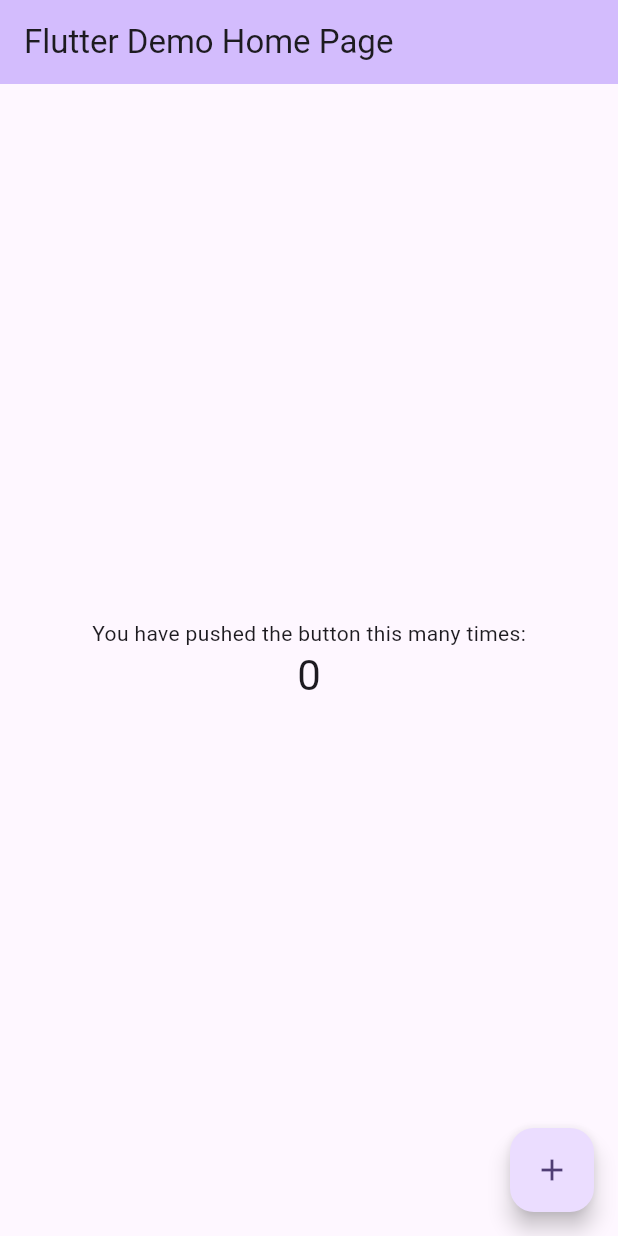
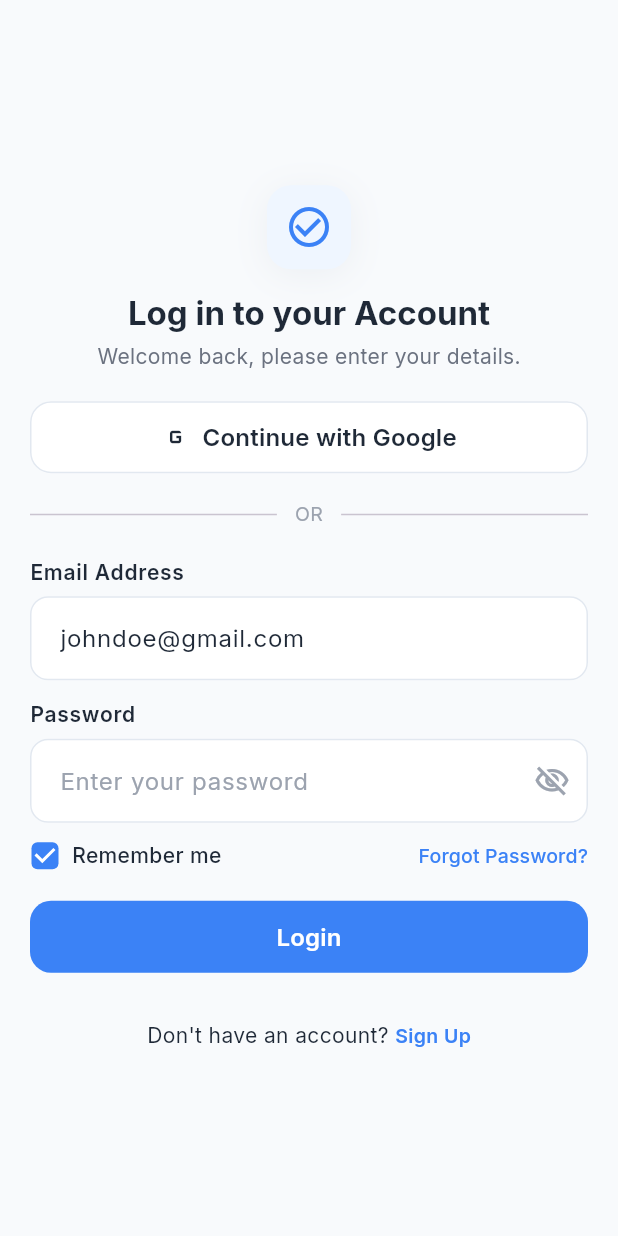
Before and after one commit to Musama987/quit_habit, a Flutter app: the screen it shows after launch, on a phone screen of 412 x 824 dp. Run offline on Flutter 3.47's test engine with Material 3 defaults, Android fonts, the phone set to English and light mode, and no system bars; our stand-ins replace google_fonts; network calls fail.

Commit message:
Implement login and registration screens; remove default counter app components

```diff
--- a/lib/main.dart
+++ b/lib/main.dart
@@ -1,4 +1,6 @@
 import 'package:flutter/material.dart';
+import 'package:quit_habit/screens/auth/login/login.dart';
+import 'package:quit_habit/utils/app_theme.dart';
 
 void main() {
   runApp(const MyApp());
@@ -7,116 +9,18 @@ void main() {
 class MyApp extends StatelessWidget {
   const MyApp({super.key});
 
-  // This widget is the root of your application.
   @override
   Widget build(BuildContext context) {
     return MaterialApp(
-      title: 'Flutter Demo',
-      theme: ThemeData(
-        // This is the theme of your application.
-        //
-        // TRY THIS: Try running your application with "flutter run". You'll see
-        // the application has a purple toolbar. Then, without quitting the app,
-        // try changing the seedColor in the colorScheme below to Colors.green
-        // and then invoke "hot reload" (save your changes or press the "hot
-        // reload" button in a Flutter-supported IDE, or press "r" if you used
-        // the command line to start the app).
-        //
-        // Notice that the counter didn't reset back to zero; the application
-        // state is not lost during the reload. To reset the state, use hot
-        // restart instead.
-        //
-        // This works for code too, not just values: Most code changes can be
-        // tested with just a hot reload.
-        colorScheme: .fromSeed(seedColor: Colors.deepPurple),
-      ),
-      home: const MyHomePage(title: 'Flutter Demo Home Page'),
+      title: 'Quit Habit',
+      // Apply the custom light theme
+      theme: AppTheme.lightTheme,
+      debugShowCheckedModeBanner: false,
+      // Setting the LoginScreen as the home widget
+      home: const LoginScreen(),
     );
   }
 }
 
-class MyHomePage extends StatefulWidget {
-  const MyHomePage({super.key, required this.title});
-
-  // This widget is the home page of your application. It is stateful, meaning
-  // that it has a State object (defined below) that contains fields that affect
-  // how it looks.
-
-  // This class is the configuration for the state. It holds the values (in this
-  // case the title) provided by the parent (in this case the App widget) and
-  // used by the build method of the State. Fields in a Widget subclass are
-  // always marked "final".
-
-  final String title;
-
-  @override
-  State<MyHomePage> createState() => _MyHomePageState();
-}
-
-class _MyHomePageState extends State<MyHomePage> {
-  int _counter = 0;
-
-  void _incrementCounter() {
-    setState(() {
-      // This call to setState tells the Flutter framework that something has
-      // changed in this State, which causes it to rerun the build method below
-      // so that the display can reflect the updated values. If we changed
-      // _counter without calling setState(), then the build method would not be
-      // called again, and so nothing would appear to happen.
-      _counter++;
-    });
-  }
-
-  @override
-  Widget build(BuildContext context) {
-    // This method is rerun every time setState is called, for instance as done
-    // by the _incrementCounter method above.
-    //
-    // The Flutter framework has been optimized to make rerunning build methods
-    // fast, so that you can just rebuild anything that needs updating rather
-    // than having to individually change instances of widgets.
-    return Scaffold(
-      appBar: AppBar(
-        // TRY THIS: Try changing the color here to a specific color (to
-        // Colors.amber, perhaps?) and trigger a hot reload to see the AppBar
-        // change color while the other colors stay the same.
-        backgroundColor: Theme.of(context).colorScheme.inversePrimary,
-        // Here we take the value from the MyHomePage object that was created by
-        // the App.build method, and use it to set our appbar title.
-        title: Text(widget.title),
-      ),
-      body: Center(
-        // Center is a layout widget. It takes a single child and positions it
-        // in the middle of the parent.
-        child: Column(
-          // Column is also a layout widget. It takes a list of children and
-          // arranges them vertically. By default, it sizes itself to fit its
-          // children horizontally, and tries to be as tall as its parent.
-          //
-          // Column has various properties to control how it sizes itself and
-          // how it positions its children. Here we use mainAxisAlignment to
-          // center the children vertically; the main axis here is the vertical
-          // axis because Columns are vertical (the cross axis would be
-          // horizontal).
-          //
-          // TRY THIS: Invoke "debug painting" (choose the "Toggle Debug Paint"
-          // action in the IDE, or press "p" in the console), to see the
-          // wireframe for each widget.
-          mainAxisAlignment: .center,
-          children: [
-            const Text('You have pushed the button this many times:'),
-            Text(
-              '$_counter',
-              style: Theme.of(context).textTheme.headlineMedium,
-            ),
-          ],
-        ),
-      ),
-      floatingActionButton: FloatingActionButton(
-        onPressed: _incrementCounter,
-        tooltip: 'Increment',
-        child: const Icon(Icons.add),
-      ),
-    );
-  }
-}
+// Removing MyHomePage and _MyHomePageState as they are the default counter app components
+// and are no longer relevant for the new functionality.
--- /dev/null
+++ b/lib/screens/auth/login/login.dart
@@ -0,0 +1,299 @@
+import 'package:flutter/material.dart';
+import 'package:google_fonts/google_fonts.dart';
+import 'package:quit_habit/screens/auth/register/register.dart';
+import 'package:quit_habit/utils/app_colors.dart';
+
+
+// Helper custom widget for input field labels
+class _InputFieldLabel extends StatelessWidget {
+  const _InputFieldLabel({required this.text});
+  final String text;
+
+  @override
+  Widget build(BuildContext context) {
+    return Align(
+      alignment: Alignment.centerLeft,
+      child: Text(
+        text,
+        style: Theme.of(context).textTheme.bodyLarge?.copyWith(
+              color: AppColors.textPrimary,
+              fontWeight: FontWeight.w600,
+              fontSize: 14,
+            ),
+      ),
+    );
+  }
+}
+
+class LoginScreen extends StatefulWidget {
+  const LoginScreen({super.key});
+
+  @override
+  State<LoginScreen> createState() => _LoginScreenState();
+}
+
+class _LoginScreenState extends State<LoginScreen> {
+  bool _rememberMe = true;
+  bool _isPasswordVisible = false;
+  final TextEditingController _passwordController = TextEditingController();
+
+  @override
+  void dispose() {
+    _passwordController.dispose();
+    super.dispose();
+  }
+
+  @override
+  Widget build(BuildContext context) {
+    return Scaffold(
+      backgroundColor: AppColors.backgroundLight,
+      // <-- Wrap the whole screen body with GestureDetector to unfocus on tap
+      body: GestureDetector(
+        behavior: HitTestBehavior.opaque,
+        onTap: () {
+          FocusScope.of(context).unfocus();
+        },
+        child: SizedBox.expand(
+          child: Center(
+            child: SingleChildScrollView(
+              padding: const EdgeInsets.symmetric(horizontal: 20.0, vertical: 12.0),
+              child: Column(
+                mainAxisAlignment: MainAxisAlignment.center,
+                children: [
+                // --- 1. App Icon / Logo ---
+                Container(
+                  width: 56,
+                  height: 56,
+                  decoration: BoxDecoration(
+                    color: AppColors.primaryLight,
+                    borderRadius: BorderRadius.circular(16),
+                    boxShadow: [AppColors.softShadow],
+                  ),
+                  child: Center(
+                    child: Icon(
+                      Icons.check_circle_outline,
+                      color: AppColors.primary,
+                      size: 32,
+                    ),
+                  ),
+                ),
+                const SizedBox(height: 16),
+
+                // --- 2. Title and Subtitle ---
+                Text(
+                  'Log in to your Account',
+                  style: Theme.of(context).textTheme.displayMedium?.copyWith(
+                        color: AppColors.textPrimary,
+                        fontSize: 22,
+                      ),
+                ),
+                const SizedBox(height: 6),
+                Text(
+                  'Welcome back, please enter your details.',
+                  style: Theme.of(context).textTheme.bodyMedium?.copyWith(
+                        color: AppColors.textSecondary,
+                      ),
+                ),
+                const SizedBox(height: 20),
+
+                // --- 3. Continue with Google Button ---
+                SizedBox(
+                  width: double.infinity,
+                  child: OutlinedButton.icon(
+                    onPressed: () {
+                      // TODO: Implement Google login logic
+                    },
+                    style: OutlinedButton.styleFrom(
+                      backgroundColor: AppColors.surfaceLight,
+                      foregroundColor: AppColors.textPrimary,
+                      side: BorderSide(color: AppColors.border, width: 1),
+                      padding: const EdgeInsets.symmetric(vertical: 12),
+                      shape: RoundedRectangleBorder(
+                        borderRadius: BorderRadius.circular(14),
+                      ),
+                      textStyle: Theme.of(context).textTheme.titleMedium?.copyWith(
+                            color: AppColors.textPrimary,
+                            fontWeight: FontWeight.w600,
+                          ),
+                    ),
+                    icon: Image.network(
+                      'https://raw.githubusercontent.com/fluttercommunity/assets/main/packages/flutter_signin_button/assets/google_logo.png',
+                      height: 20.0,
+                      errorBuilder: (context, error, stackTrace) => Icon(
+                        Icons.g_mobiledata,
+                        color: AppColors.textPrimary,
+                        size: 20,
+                      ),
+                    ),
+                    label: const Text('Continue with Google'),
+                  ),
+                ),
+
+                // --- 4. OR Divider ---
+                const SizedBox(height: 18),
+                Row(
+                  children: [
+                    const Expanded(child: Divider(thickness: 1)),
+                    Padding(
+                      padding: const EdgeInsets.symmetric(horizontal: 12.0),
+                      child: Text(
+                        'OR',
+                        style: TextStyle(color: AppColors.textTertiary, fontSize: 13),
+                      ),
+                    ),
+                    const Expanded(child: Divider(thickness: 1)),
+                  ],
+                ),
+                const SizedBox(height: 18),
+
+                // --- 5. Email Field ---
+                const _InputFieldLabel(text: 'Email Address'),
+                const SizedBox(height: 6),
+                TextFormField(
+                  initialValue: 'johndoe@gmail.com',
+                  keyboardType: TextInputType.emailAddress,
+                  decoration: const InputDecoration(
+                    hintText: 'Enter your email',
+                  ),
+                  style: Theme.of(context).textTheme.bodyLarge?.copyWith(
+                        color: AppColors.textPrimary,
+                      ),
+                ),
+                const SizedBox(height: 12),
+
+                // --- 6. Password Field ---
+                const _InputFieldLabel(text: 'Password'),
+                const SizedBox(height: 6),
+                TextFormField(
+                  controller: _passwordController,
+                  obscureText: !_isPasswordVisible,
+                  decoration: InputDecoration(
+                    hintText: 'Enter your password',
+                    suffixIcon: IconButton(
+                      icon: Icon(
+                        _isPasswordVisible
+                            ? Icons.visibility
+                            : Icons.visibility_off_outlined,
+                        color: AppColors.textTertiary,
+                      ),
+                      onPressed: () {
+                        setState(() {
+                          _isPasswordVisible = !_isPasswordVisible;
+                        });
+                      },
+                    ),
+                  ),
+                  style: Theme.of(context).textTheme.bodyLarge?.copyWith(
+                        color: AppColors.textPrimary,
+                      ),
+                ),
+                const SizedBox(height: 12),
+
+                // --- 7. Remember Me / Forgot Password Row ---
+                Row(
+                  mainAxisAlignment: MainAxisAlignment.spaceBetween,
+                  children: [
+                    Row(
+                      children: [
+                        SizedBox(
+                          width: 20,
+                          height: 20,
+                          child: Checkbox(
+                            value: _rememberMe,
+                            onChanged: (bool? newValue) {
+                              setState(() {
+                                _rememberMe = newValue ?? false;
+                              });
+                            },
+                            materialTapTargetSize: MaterialTapTargetSize.shrinkWrap,
+                          ),
+                        ),
+                        const SizedBox(width: 8),
+                        Text(
+                          'Remember me',
+                          style: Theme.of(context).textTheme.bodyMedium?.copyWith(
+                                color: AppColors.textPrimary,
+                                fontWeight: FontWeight.w500,
+                              ),
+                        ),
+                      ],
+                    ),
+
+                    TextButton(
+                      onPressed: () {
+                        // TODO: Navigate to Forgot Password screen
+                      },
+                      style: TextButton.styleFrom(
+                        padding: EdgeInsets.zero,
+                        minimumSize: Size.zero,
+                        tapTargetSize: MaterialTapTargetSize.shrinkWrap,
+                      ),
+                      child: Text(
+                        'Forgot Password?',
+                        style: GoogleFonts.inter(
+                          color: AppColors.primary,
+                          fontWeight: FontWeight.w500,
+                          fontSize: 13,
+                        ),
+                      ),
+                    ),
+                  ],
+                ),
+                const SizedBox(height: 20),
+
+                // --- 8. Login Button (Primary Blue) ---
+                SizedBox(
+                  width: double.infinity,
+                  child: ElevatedButton(
+                    onPressed: () {
+                      // TODO: Handle Login action
+                    },
+                    style: ElevatedButton.styleFrom(
+                      backgroundColor: AppColors.primary,
+                      foregroundColor: AppColors.white,
+                      padding: const EdgeInsets.symmetric(vertical: 12),
+                      shape: RoundedRectangleBorder(borderRadius: BorderRadius.circular(14)),
+                      textStyle: Theme.of(context).textTheme.titleMedium?.copyWith(fontWeight: FontWeight.w600),
+                    ),
+                    child: const Text('Login'),
+                  ),
+                ),
+                const SizedBox(height: 32),
+
+                // --- 9. Don't have an account? Sign Up ---
+                Row(
+                  mainAxisAlignment: MainAxisAlignment.center,
+                  children: [
+                    Text(
+                      "Don't have an account? ",
+                      style: Theme.of(context).textTheme.bodyMedium?.copyWith(
+                            color: AppColors.textPrimary,
+                          ),
+                    ),
+                    InkWell(
+                      onTap: () {
+                        Navigator.push(
+                          context,
+                          MaterialPageRoute(builder: (_) => const RegisterScreen()),
+                        );
+                      },
+                      child: Text(
+                        'Sign Up',
+                        style: GoogleFonts.inter(
+                          color: AppColors.primary,
+                          fontWeight: FontWeight.w600,
+                          fontSize: 13,
+                        ),
+                      ),
+                    ),
+                  ],
+                ),
+              ],
+                ),
+              ),
+            ),
+          ),
+        ),
+    );
+  }
+}
--- a/lib/utils/app_colors.dart
+++ b/lib/utils/app_colors.dart
@@ -54,7 +54,7 @@ class AppColors {
 
   // -- Shadows --
   static BoxShadow softShadow = BoxShadow(
-    color: const Color(0xFF64748B).withOpacity(0.08),
+    color: Color.fromRGBO(100, 116, 139, 0.08),
     spreadRadius: 0,
     blurRadius: 20,
     offset: const Offset(0, 4),
```
Also changed, not shown: lib/screens/auth/register/register.dart (added, +288 -0 lines).
